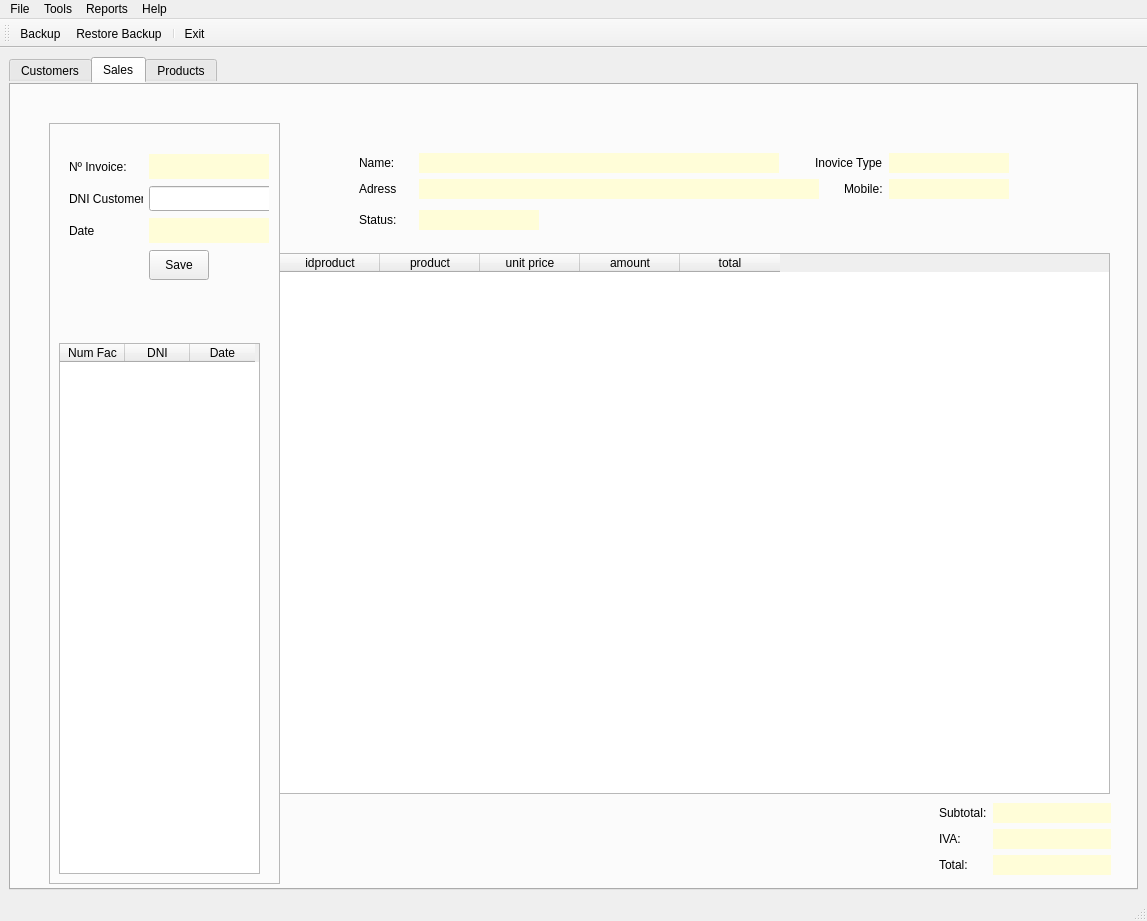
Pontax02/Proyecto-DI, file templates/window.ui: the form before one commit.
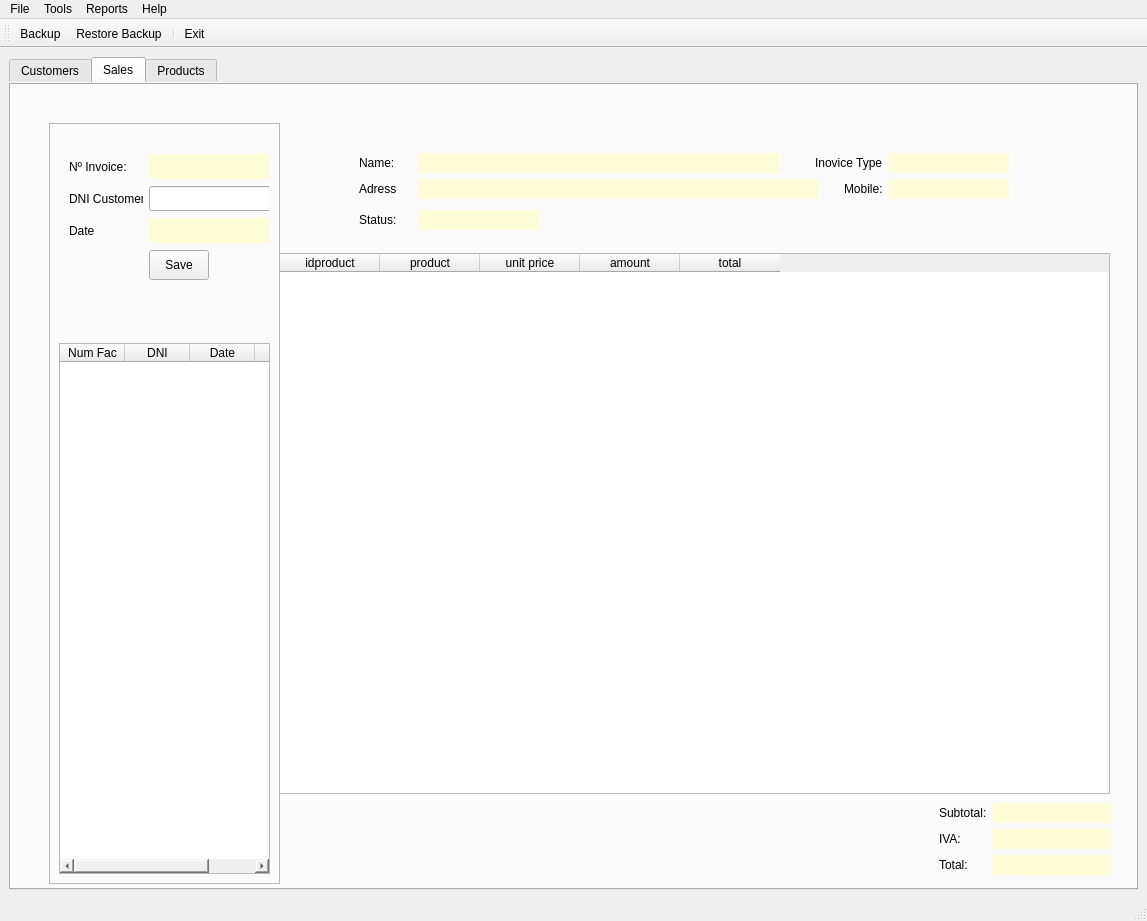
The form after the commit. The open tabs and pages were chosen to show the change. Icons and pictures are not drawn.

```diff
--- a/templates/window.ui
+++ b/templates/window.ui
@@ -779,10 +779,16 @@
           <rect>
            <x>10</x>
            <y>220</y>
-           <width>201</width>
+           <width>211</width>
            <height>531</height>
           </rect>
          </property>
+         <property name="minimumSize">
+          <size>
+           <width>211</width>
+           <height>531</height>
+          </size>
+         </property>
          <property name="editTriggers">
           <set>QAbstractItemView::NoEditTriggers</set>
          </property>
@@ -825,6 +831,11 @@
            <string>Date</string>
           </property>
          </column>
+         <column>
+          <property name="text">
+           <string>Del</string>
+          </property>
+         </column>
         </widget>
         <widget class="QWidget" name="layoutWidget">
          <property name="geometry">
```
Left out of the diff: 22 changed lines with no effect on the pictures.
